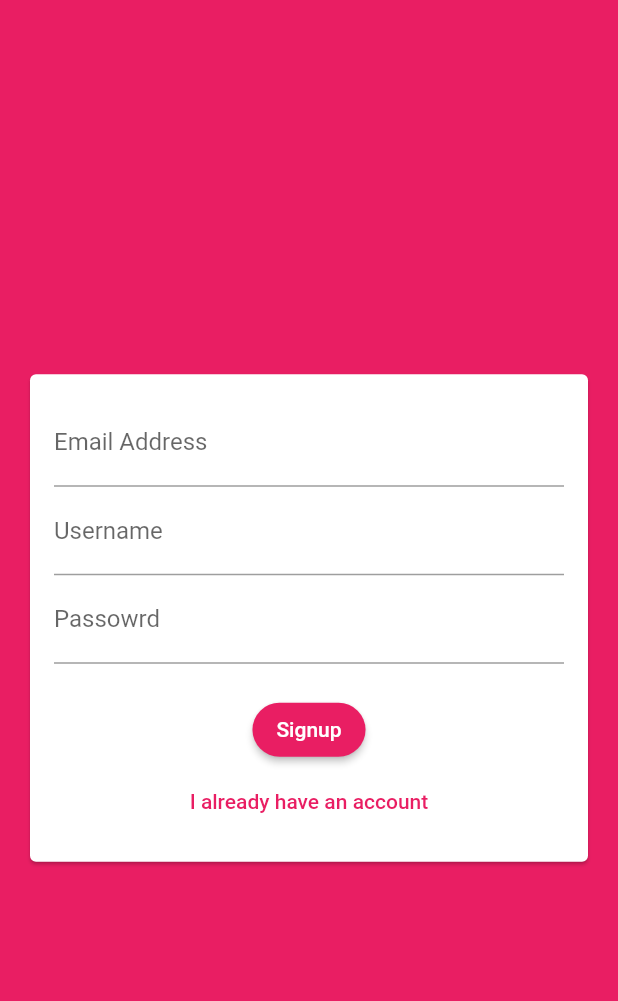
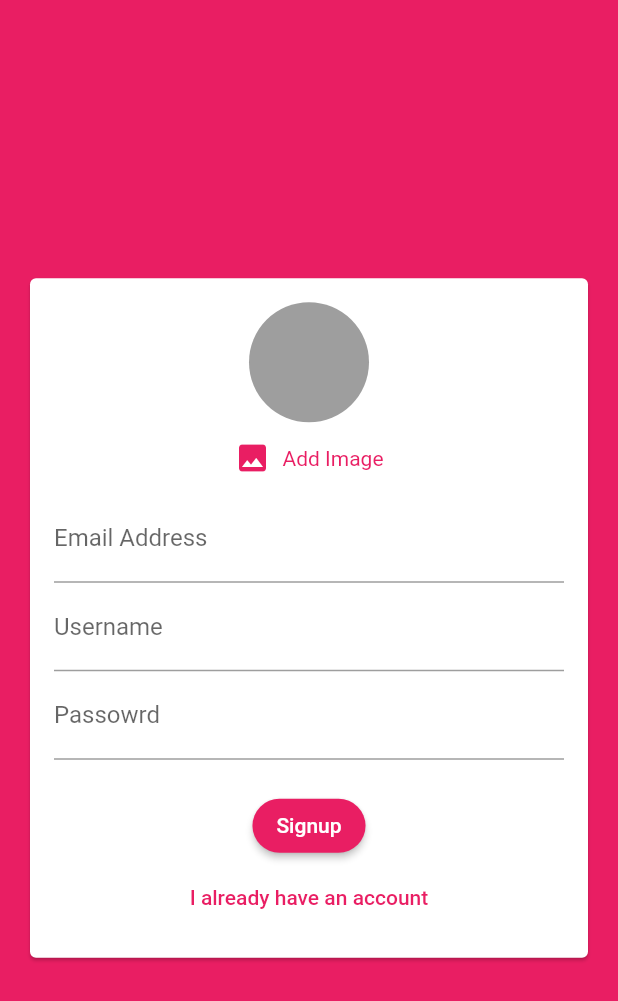
Before and after one commit to aak-301/chit-chat, a Flutter app: the screen it shows after launch, on a phone screen of 412 x 824 dp. Shown: the top 1001 px of the screen. Run offline on Flutter 3.47's test engine with Material 2 defaults, Android fonts, the phone set to English and light mode, and no system bars; our stand-ins replace cloud_firestore, firebase_auth, firebase_core, image_picker; accounts and stored records are empty.

Commit message:
added image picker for adding profile image

```diff
--- a/lib/widgets/auth/auth_form.dart
+++ b/lib/widgets/auth/auth_form.dart
@@ -1,3 +1,4 @@
+import 'package:chitchat/widgets/picker/user_image_picker.dart';
 import 'package:flutter/material.dart';
 
 class AuthForm extends StatefulWidget {
@@ -50,6 +51,7 @@ class _AuthFormState extends State<AuthForm> {
               child: Column(
                 mainAxisSize: MainAxisSize.min,
                 children: [
+                  if (!_isLogin) UserImagePicker(),
                   TextFormField(
                     key: const ValueKey('email'),
                     validator: (value) {
--- /dev/null
+++ b/lib/widgets/picker/user_image_picker.dart
@@ -0,0 +1,94 @@
+import 'dart:io';
+
+import 'package:flutter/material.dart';
+import 'package:image_picker/image_picker.dart';
+
+class UserImagePicker extends StatefulWidget {
+  const UserImagePicker({super.key});
+
+  @override
+  State<UserImagePicker> createState() => _UserImagePickerState();
+}
+
+class _UserImagePickerState extends State<UserImagePicker> {
+  @override
+  bool selectFromGallery = false;
+  File? _pickedImage;
+
+  Future<void> _modalBottomSheetMenu() async {
+    await showModalBottomSheet(
+        shape: const RoundedRectangleBorder(
+          borderRadius: BorderRadius.vertical(
+            top: Radius.circular(10),
+          ),
+        ),
+        clipBehavior: Clip.antiAliasWithSaveLayer,
+        context: context,
+        builder: (builder) {
+          return Container(
+              height: 120.0,
+              color: Colors.transparent,
+              child: Column(
+                children: [
+                  ListTile(
+                    leading: const Icon(Icons.folder),
+                    title: const Text('Select from gallery'),
+                    onTap: () {
+                      setState(() {
+                        selectFromGallery = true;
+                      });
+                      Navigator.of(context).pop();
+                    },
+                  ),
+                  ListTile(
+                    leading: const Icon(Icons.camera_alt_outlined),
+                    title: const Text('Take Picture'),
+                    onTap: () {
+                      setState(() {
+                        selectFromGallery = false;
+                      });
+                      Navigator.of(context).pop();
+                    },
+                  ),
+                ],
+              ));
+        });
+  }
+
+  Future<void> _pickImage() async {
+    await _modalBottomSheetMenu();
+    XFile? image;
+    final ImagePicker _picker = ImagePicker();
+    if (selectFromGallery) {
+      image = await _picker.pickImage(source: ImageSource.gallery);
+    } else {
+      image = await _picker.pickImage(source: ImageSource.camera);
+    }
+    setState(() {
+      _pickedImage = File(image!.path);
+    });
+  }
+
+  Widget build(BuildContext context) {
+    return Column(
+      children: [
+        CircleAvatar(
+          backgroundColor: Colors.grey,
+          backgroundImage:
+              _pickedImage == null ? null : FileImage(_pickedImage!),
+          radius: 40,
+        ),
+        TextButton.icon(
+          style: ButtonStyle(
+            textStyle: MaterialStatePropertyAll(
+              TextStyle(color: Theme.of(context).primaryColor),
+            ),
+          ),
+          onPressed: _pickImage,
+          icon: const Icon(Icons.image),
+          label: const Text('Add Image'),
+        ),
+      ],
+    );
+  }
+}
--- a/pubspec.yaml
+++ b/pubspec.yaml
@@ -39,6 +39,7 @@ dependencies:
   firebase_core: ^2.8.0
   cloud_firestore: ^4.4.5
   firebase_auth: ^4.3.0
+  image_picker: ^0.8.7
 
 dev_dependencies:
   flutter_test:
```
Also changed, not shown: pubspec.lock, 1 other file.
